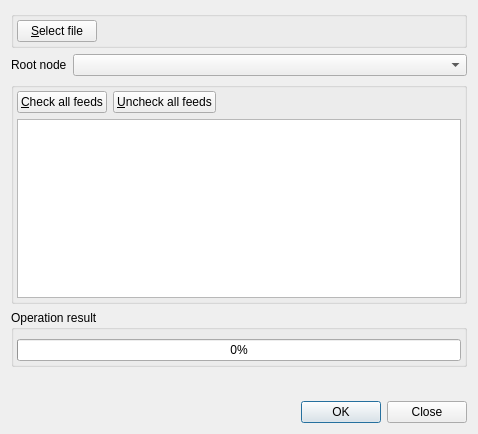
Old version of the form src/librssguard/services/standard/gui/formstandardimportexport.ui in the repository martinrotter/rssguard.
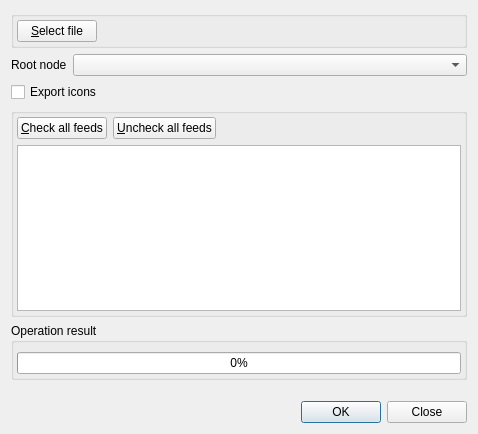
New version of the form. Custom widgets are drawn as their Qt base class.

The edit to the form file:
```diff
--- a/src/librssguard/services/standard/gui/formstandardimportexport.ui
+++ b/src/librssguard/services/standard/gui/formstandardimportexport.ui
@@ -79,6 +79,13 @@
      </item>
     </layout>
    </item>
+   <item>
+    <widget class="QCheckBox" name="m_cbExportIcons">
+     <property name="text">
+      <string>Export icons</string>
+     </property>
+    </widget>
+   </item>
    <item>
     <widget class="QGroupBox" name="m_groupFeeds">
      <property name="title">
```
Left out of the diff: 29 changed lines with no effect on the pictures.
